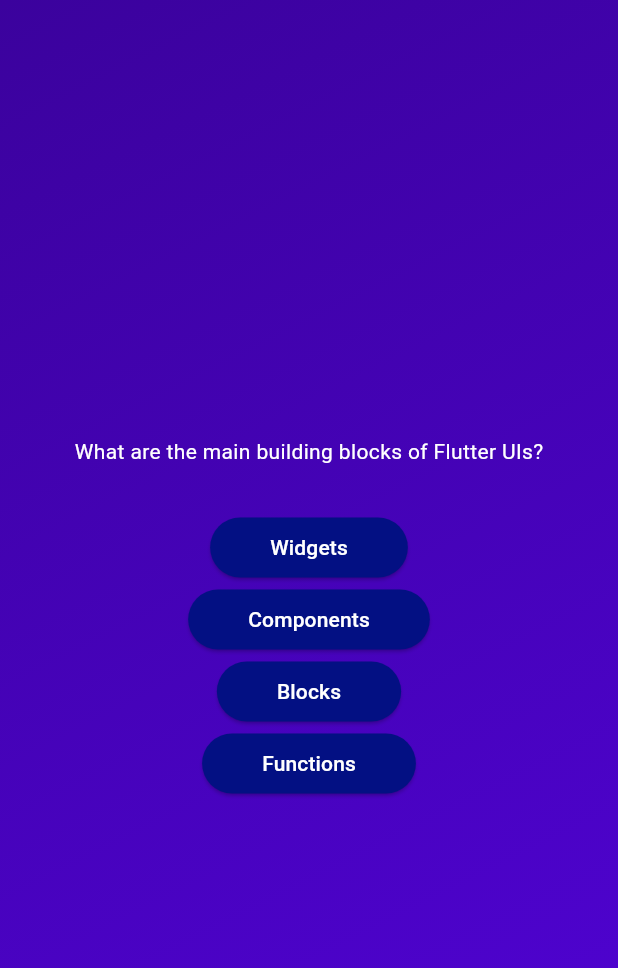
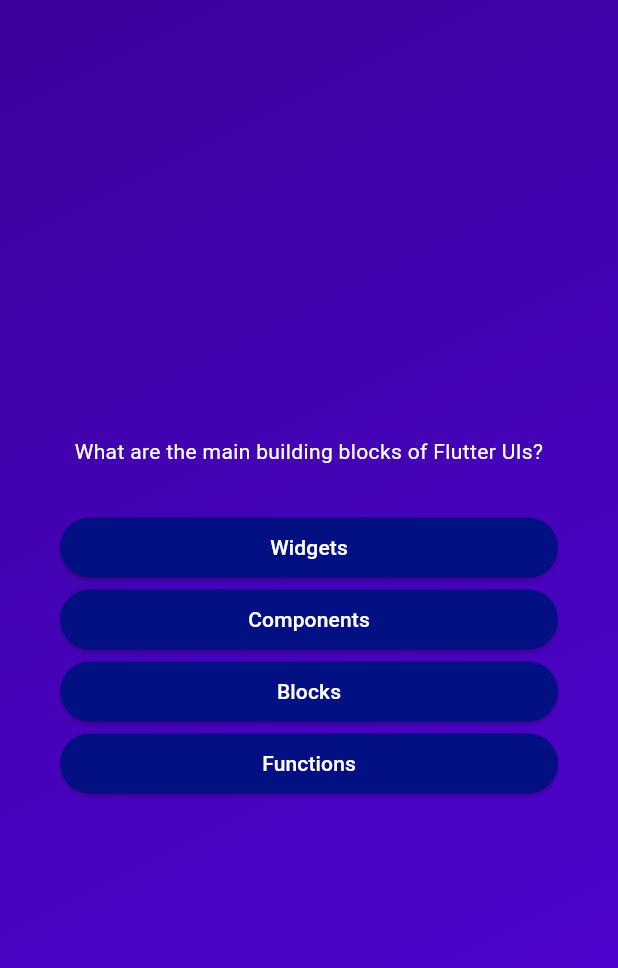
Before and after one commit to swapnilgt/flutter, a Flutter app: the screen it shows after launch, after a tap on "Start Quiz", on a phone screen of 412 x 824 dp. Shown: the top 968 px of the screen. Run offline on Flutter 3.47's test engine with Material 3 defaults, Android fonts, the phone set to English and light mode, and no system bars.

Commit message:
Centerin question

```diff
--- a/adv_basics/lib/question_widget.dart
+++ b/adv_basics/lib/question_widget.dart
@@ -9,14 +9,18 @@
 
   @override
   Widget build(BuildContext context) {
-    return Column(
+    return Container(
+      margin: const EdgeInsets.all(40),
+      child: Column(
         mainAxisAlignment: MainAxisAlignment.center,
+        crossAxisAlignment: CrossAxisAlignment.stretch,
         children: [
           Text(
             quizQuestion.text,
             style: const TextStyle(
               color: Colors.white,
             ),
+            textAlign: TextAlign.center,
           ),
           const SizedBox(
             height: 30,
@@ -30,6 +34,7 @@
             },
           ),
         ],
+      ),
     );
   }
 }
```
Lines whose indentation alone changed are shown as unchanged.
